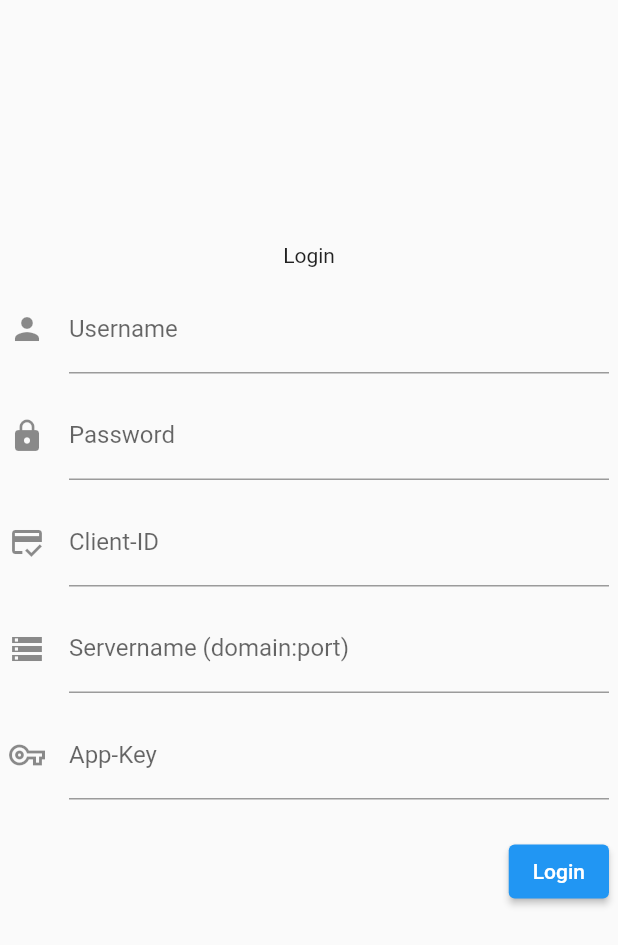
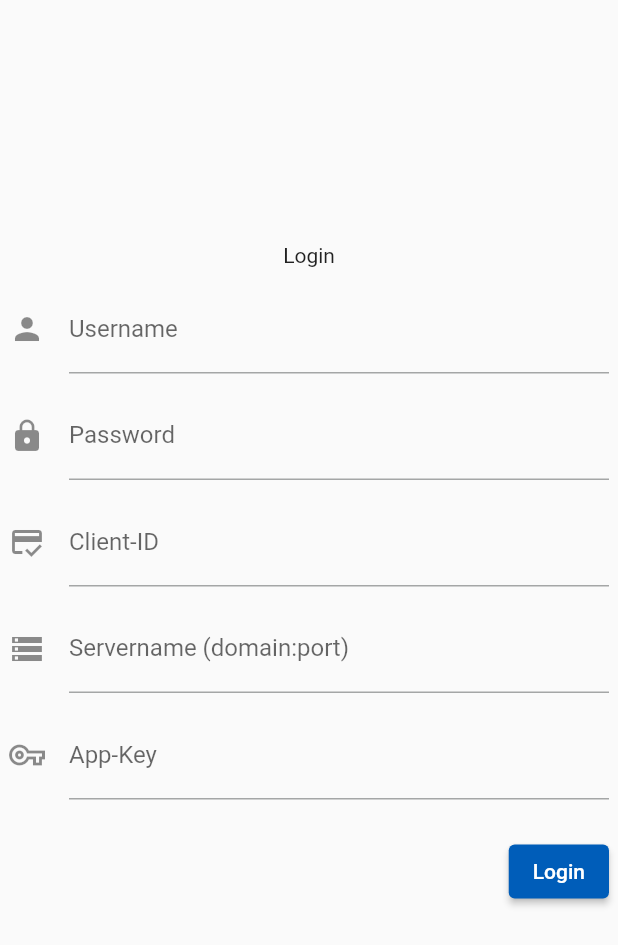
Before and after one commit to we-kode/mml.administration-app, a Flutter app: the screen it shows after launch, on a phone screen of 412 x 824 dp. Shown: the top 945 px of the screen. Run offline on Flutter 3.47's test engine with Material 2 defaults, Android fonts, the phone set to English and light mode, and no system bars; our stand-ins replace dio, flutter_secure_storage; generated files the repository leaves out were written again.

Commit message:
Color theme hinzugefügt

```diff
--- a/lib/admin_app.dart
+++ b/lib/admin_app.dart
@@ -1,4 +1,5 @@
 import 'package:flutter/material.dart';
+import 'package:mml_admin/lib_color_schemes.g.dart';
 import 'services/router.dart';
 import 'package:flutter_localizations/flutter_localizations.dart';
 import 'package:flutter_gen/gen_l10n/admin_app_localizations.dart';
@@ -11,10 +12,12 @@ class AdminApp extends StatelessWidget {
     return MaterialApp(
       onGenerateTitle: (BuildContext context) => AppLocalizations.of(context)!.appTitle,
       theme: ThemeData(
-        primaryColor: Color.fromARGB(1, 1, 1, 1),
-        primaryColorLight: Color.fromARGB(1, 1, 1, 1),
-        primaryColorDark: Color.fromARGB(1, 1, 1, 1),
+        colorScheme: lightColorScheme
       ),
+      darkTheme: ThemeData(
+        colorScheme: darkColorScheme
+      ),
+      themeMode: ThemeMode.system,
       initialRoute: RouterService.getInstance().getInitialRoute(),
       routes: RouterService.getInstance().getRoutes(),
       localizationsDelegates: const [
```
Also changed, not shown: lib/lib_color_schemes.g.dart (added).
